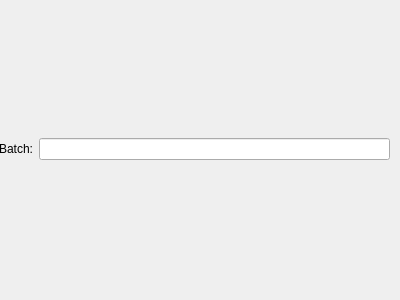
Above: src/modules/oemid/OEMPage.ui from calamares/calamares before the change. Below: the same form after it.
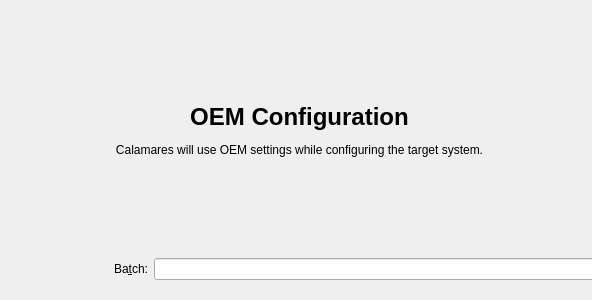
That is the form after the change.

Commit message: [oemid] Add form explanation

```diff
--- a/src/modules/oemid/OEMPage.ui
+++ b/src/modules/oemid/OEMPage.ui
@@ -6,10 +6,16 @@
    <rect>
     <x>0</x>
     <y>0</y>
-    <width>400</width>
+    <width>592</width>
     <height>300</height>
    </rect>
   </property>
+  <property name="sizePolicy">
+   <sizepolicy hsizetype="Expanding" vsizetype="Preferred">
+    <horstretch>1</horstretch>
+    <verstretch>0</verstretch>
+   </sizepolicy>
+  </property>
   <property name="windowTitle">
    <string>Form</string>
   </property>
@@ -18,22 +24,41 @@
     <rect>
      <x>-1</x>
      <y>9</y>
-     <width>391</width>
-     <height>281</height>
+     <width>601</width>
+     <height>271</height>
     </rect>
    </property>
-   <layout class="QGridLayout" name="gridLayout">
-    <item row="0" column="1">
+   <layout class="QGridLayout" name="gridLayout" rowstretch="0,0" columnstretch="1,3">
+    <item row="1" column="1">
      <widget class="QLineEdit" name="batchIdentifier">
       <property name="toolTip">
        <string>&lt;html&gt;&lt;head/&gt;&lt;body&gt;&lt;p&gt;Enter a batch-identifier here. This will be stored in the target system.&lt;/p&gt;&lt;/body&gt;&lt;/html&gt;</string>
       </property>
      </widget>
     </item>
-    <item row="0" column="0">
+    <item row="1" column="0" alignment="Qt::AlignRight">
      <widget class="QLabel" name="batchIdentifier_label">
       <property name="text">
-       <string>Batch:</string>
+       <string>Ba&amp;tch:</string>
+      </property>
+      <property name="buddy">
+       <cstring>batchIdentifier</cstring>
+      </property>
+     </widget>
+    </item>
+    <item row="0" column="0" colspan="2">
+     <widget class="QLabel" name="label">
+      <property name="text">
+       <string>&lt;html&gt;&lt;head/&gt;&lt;body&gt;&lt;h1&gt;OEM Configuration&lt;/h1&gt;&lt;p&gt;Calamares will use OEM settings while configuring the target system.&lt;/p&gt;&lt;/body&gt;&lt;/html&gt;</string>
+      </property>
+      <property name="textFormat">
+       <enum>Qt::RichText</enum>
+      </property>
+      <property name="alignment">
+       <set>Qt::AlignCenter</set>
+      </property>
+      <property name="wordWrap">
+       <bool>true</bool>
       </property>
      </widget>
     </item>
```
Left out of the diff: 5 changed lines with no effect on the pictures. The commit also changes 1 other file.
